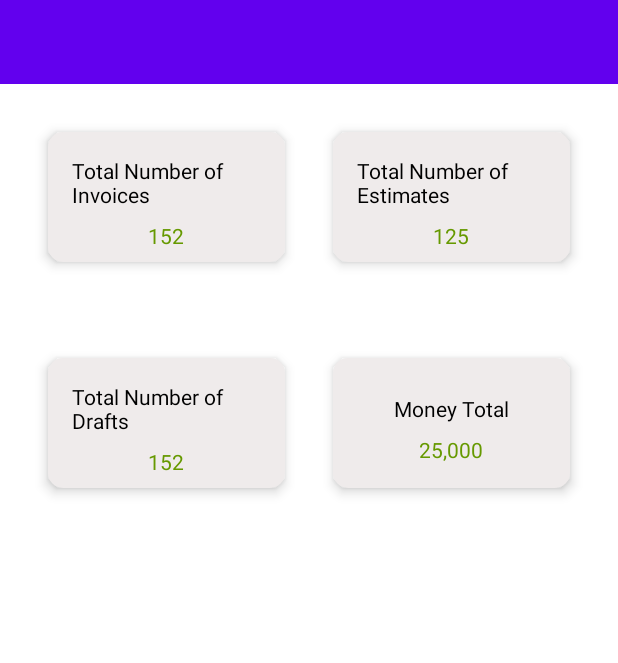
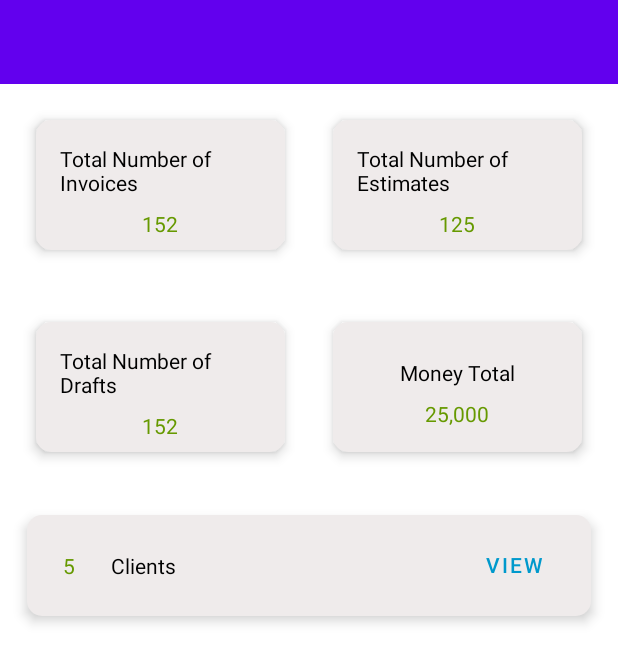
Before and after one commit to MoHussam-865/SmartInvoice, an Android app: the layout fragment_reports_main.xml on its own in the app's theme, with its tools: preview values and no code run, on a phone screen of 412 x 824 dp. Shown: the top 663 px of the screen. Run offline under Robolectric (Android 15) with nearby library versions, the phone set to English and light mode, and no system bars; Roboto replaces fonts that are not available here.

Commit message:
reporting version 2

```diff
--- a/app/build.gradle
+++ b/app/build.gradle
@@ -20,7 +20,12 @@ android {
         testInstrumentationRunner "androidx.test.runner.AndroidJUnitRunner"
     }
 
+    viewBinding {
+        enabled = true
+    }
+
     buildFeatures {
+        dataBinding true
         viewBinding true
     }
 
--- a/app/src/main/java/com/android_a865/estimatescalculator/di/AppModule.kt
+++ b/app/src/main/java/com/android_a865/estimatescalculator/di/AppModule.kt
@@ -19,6 +19,7 @@ import com.android_a865.estimatescalculator.feature_main.domain.use_cases.items_
 import com.android_a865.estimatescalculator.feature_reports.data.repository.ReportRepositoryImpl
 import com.android_a865.estimatescalculator.feature_reports.domain.repository.ReportRepository
 import com.android_a865.estimatescalculator.feature_reports.domain.use_cases.GetInvoiceNumbersUseCase
+import com.android_a865.estimatescalculator.feature_reports.domain.use_cases.GetNumberOfClientsUseCase
 import com.android_a865.estimatescalculator.feature_reports.domain.use_cases.GetTotalMoneyUseCase
 import com.android_a865.estimatescalculator.feature_reports.domain.use_cases.ReportUseCases
 import com.android_a865.estimatescalculator.feature_settings.data.data_source.PreferencesManager
@@ -111,7 +112,8 @@ object AppModule {
     fun provideReportUseCases(repository: ReportRepository): ReportUseCases {
         return ReportUseCases(
             getNumberOf = GetInvoiceNumbersUseCase(repository),
-            getTotalMoney = GetTotalMoneyUseCase(repository)
+            getTotalMoney = GetTotalMoneyUseCase(repository),
+            getNumberOfClients = GetNumberOfClientsUseCase(repository)
         )
     }
 
--- a/app/src/main/java/com/android_a865/estimatescalculator/feature_client/domain/use_cases/GetClientsUseCase.kt
+++ b/app/src/main/java/com/android_a865/estimatescalculator/feature_client/domain/use_cases/GetClientsUseCase.kt
@@ -6,7 +6,6 @@ import com.android_a865.estimatescalculator.feature_client.domain.model.Client
 import com.android_a865.estimatescalculator.feature_client.domain.repository.ClientsRepository
 import kotlinx.coroutines.flow.Flow
 import kotlinx.coroutines.flow.filter
-import kotlinx.coroutines.flow.forEach
 import kotlinx.coroutines.flow.map
 import java.util.*
 
--- a/app/src/main/java/com/android_a865/estimatescalculator/feature_reports/data/dao/ReportingDao.kt
+++ b/app/src/main/java/com/android_a865/estimatescalculator/feature_reports/data/dao/ReportingDao.kt
@@ -17,6 +17,8 @@ interface ReportingDao {
     @Query("SELECT SUM(total) FROM Invoices WHERE type = :invoiceType")
     suspend fun getTotalOf(invoiceType: String): Double
 
+    @Query("SELECT COUNT(DISTINCT clientId) FROM Invoices")
+    suspend fun getNumberOfClients(): Int
 
 
 }
--- a/app/src/main/java/com/android_a865/estimatescalculator/feature_reports/data/repository/ReportRepositoryImpl.kt
+++ b/app/src/main/java/com/android_a865/estimatescalculator/feature_reports/data/repository/ReportRepositoryImpl.kt
@@ -14,4 +14,8 @@ class ReportRepositoryImpl(
     override suspend fun getTotalOf(invoiceType: String): Double {
         return dao.getTotalOf(invoiceType)
     }
+
+    override suspend fun getNumberOfClients(): Int {
+        return dao.getNumberOfClients()
+    }
 }
--- a/app/src/main/java/com/android_a865/estimatescalculator/feature_reports/domain/repository/ReportRepository.kt
+++ b/app/src/main/java/com/android_a865/estimatescalculator/feature_reports/domain/repository/ReportRepository.kt
@@ -6,5 +6,6 @@ interface ReportRepository {
 
     suspend fun getTotalOf(invoiceType: String): Double
 
+    suspend fun getNumberOfClients(): Int
 
 }
--- a/app/src/main/java/com/android_a865/estimatescalculator/feature_reports/domain/use_cases/ReportUseCases.kt
+++ b/app/src/main/java/com/android_a865/estimatescalculator/feature_reports/domain/use_cases/ReportUseCases.kt
@@ -3,4 +3,5 @@ package com.android_a865.estimatescalculator.feature_reports.domain.use_cases
 data class ReportUseCases(
     val getNumberOf: GetInvoiceNumbersUseCase,
     val getTotalMoney: GetTotalMoneyUseCase,
+    val getNumberOfClients: GetNumberOfClientsUseCase,
 )
--- a/app/src/main/res/layout/fragment_reports_main.xml
+++ b/app/src/main/res/layout/fragment_reports_main.xml
@@ -1,12 +1,15 @@
 <?xml version="1.0" encoding="utf-8"?>
-<LinearLayout xmlns:android="http://schemas.android.com/apk/res/android"
+<ScrollView xmlns:android="http://schemas.android.com/apk/res/android"
     xmlns:app="http://schemas.android.com/apk/res-auto"
     xmlns:tools="http://schemas.android.com/tools"
     android:layout_width="match_parent"
     android:layout_height="match_parent"
-    android:orientation="vertical"
-    tools:context=".feature_reports.presentation.main.ReportsMainFragment">
+    tools:context=".feature_reports.presentation.overview.ReportsMainFragment">
 
+    <LinearLayout
+        android:layout_width="match_parent"
+        android:layout_height="wrap_content"
+        android:orientation="vertical">
 
         <androidx.appcompat.widget.Toolbar
             android:id="@+id/mainToolBar"
@@ -17,66 +20,131 @@
             app:popupTheme="@style/ThemeOverlay.AppCompat.Light" />
 
 
+        <!--number of invoices & estimates-->
         <LinearLayout
             android:layout_width="match_parent"
             android:layout_height="wrap_content"
+            android:baselineAligned="false"
             android:orientation="horizontal"
-        android:padding="16dp"
-        android:baselineAligned="false">
+            android:padding="8dp">
 
             <LinearLayout
-            android:orientation="vertical"
                 android:layout_width="0dp"
-            android:layout_weight="1"
-            android:padding="8dp"
-            android:elevation="5dp"
-            android:background="@drawable/rounded_white_background"
                 android:layout_height="match_parent"
                 android:layout_margin="16dp"
-            android:gravity="center">
+                android:layout_weight="1"
+                android:background="@drawable/rounded_white_background"
+                android:elevation="5dp"
+                android:gravity="center"
+                android:orientation="vertical"
+                android:padding="8dp">
 
                 <TextView
                     android:layout_width="wrap_content"
                     android:layout_height="wrap_content"
                     android:padding="8dp"
-                android:textColor="@android:color/black"
-                android:text="Total Number of Invoices"/>
+                    android:text="@string/total_number_of_invoices"
+                    android:textColor="@android:color/black" />
 
                 <TextView
-                android:id="@+id/invoices_number"
+                    android:id="@+id/tv_invoices_number"
                     android:layout_width="wrap_content"
                     android:layout_height="wrap_content"
                     android:textColor="@android:color/holo_green_dark"
-                tools:text="152"/>
+                    tools:text="152" />
 
             </LinearLayout>
 
 
-
             <LinearLayout
+                android:layout_width="0dp"
+                android:layout_height="wrap_content"
+                android:layout_margin="16dp"
+                android:layout_weight="1"
+                android:background="@drawable/rounded_white_background"
+                android:elevation="5dp"
+                android:gravity="center"
                 android:orientation="vertical"
-            android:layout_width="0dp"
-            android:layout_weight="1"
-            android:padding="8dp"
-            android:elevation="5dp"
-            android:background="@drawable/rounded_white_background"
-            android:layout_height="match_parent"
-            android:layout_margin="16dp"
-            android:gravity="center">
+                android:padding="8dp">
 
                 <TextView
                     android:layout_width="wrap_content"
                     android:layout_height="wrap_content"
                     android:padding="8dp"
-                android:textColor="@android:color/black"
-                android:text="Total Number of Estimates"/>
+                    android:text="@string/total_number_of_estimates"
+                    android:textColor="@android:color/black" />
 
                 <TextView
-                android:id="@+id/estimates_number"
+                    android:id="@+id/tv_estimates_number"
                     android:layout_width="wrap_content"
                     android:layout_height="wrap_content"
                     android:textColor="@android:color/holo_green_dark"
-                tools:text="125"/>
+                    tools:text="125" />
+
+            </LinearLayout>
+
+
+        </LinearLayout>
+
+        <!--number of drafts & total money-->
+        <LinearLayout
+            android:layout_width="match_parent"
+            android:layout_height="wrap_content"
+            android:baselineAligned="false"
+            android:orientation="horizontal"
+            android:padding="8dp">
+
+            <LinearLayout
+                android:layout_width="0dp"
+                android:layout_height="match_parent"
+                android:layout_margin="16dp"
+                android:layout_weight="1"
+                android:background="@drawable/rounded_white_background"
+                android:elevation="5dp"
+                android:gravity="center"
+                android:orientation="vertical"
+                android:padding="8dp">
+
+                <TextView
+                    android:layout_width="wrap_content"
+                    android:layout_height="wrap_content"
+                    android:padding="8dp"
+                    android:text="@string/total_number_of_drafts"
+                    android:textColor="@android:color/black" />
+
+                <TextView
+                    android:id="@+id/tv_draft_number"
+                    android:layout_width="wrap_content"
+                    android:layout_height="wrap_content"
+                    android:textColor="@android:color/holo_green_dark"
+                    tools:text="152" />
+
+            </LinearLayout>
+
+            <LinearLayout
+                android:layout_width="0dp"
+                android:layout_height="match_parent"
+                android:layout_margin="16dp"
+                android:layout_weight="1"
+                android:background="@drawable/rounded_white_background"
+                android:elevation="5dp"
+                android:gravity="center"
+                android:orientation="vertical"
+                android:padding="8dp">
+
+                <TextView
+                    android:layout_width="wrap_content"
+                    android:layout_height="wrap_content"
+                    android:padding="8dp"
+                    android:text="@string/money_total"
+                    android:textColor="@android:color/black" />
+
+                <TextView
+                    android:id="@+id/tv_total_money"
+                    android:layout_width="wrap_content"
+                    android:layout_height="wrap_content"
+                    android:textColor="@android:color/holo_green_dark"
+                    tools:text="25,000" />
 
             </LinearLayout>
 
@@ -84,63 +152,42 @@
         </LinearLayout>
 
 
+        <!--clients number-->
         <LinearLayout
             android:layout_width="match_parent"
             android:layout_height="wrap_content"
+            android:layout_margin="18dp"
+            android:background="@drawable/rounded_white_background"
+            android:elevation="5dp"
+            android:gravity="center_vertical"
+            android:orientation="horizontal"
+            android:padding="8dp">
+
+
+            <TextView
+                android:id="@+id/tv_clients_number"
+                android:layout_width="wrap_content"
+                android:layout_height="wrap_content"
                 android:padding="16dp"
-        android:orientation="horizontal">
+                android:textColor="@android:color/holo_green_dark"
+                tools:text="5" />
 
-        <LinearLayout
-            android:orientation="vertical"
+            <TextView
                 android:layout_width="0dp"
+                android:layout_height="wrap_content"
                 android:layout_weight="1"
                 android:padding="8dp"
-            android:elevation="5dp"
-            android:background="@drawable/rounded_white_background"
-            android:layout_height="match_parent"
-            android:layout_margin="16dp"
-            android:gravity="center">
+                android:text="@string/clients"
+                android:textColor="@android:color/black" />
 
-            <TextView
+            <Button
+                android:id="@+id/btn_view_clients"
                 android:layout_width="wrap_content"
                 android:layout_height="wrap_content"
-                android:padding="8dp"
-                android:textColor="@android:color/black"
-                android:text="Total Number of Drafts"/>
+                android:background="@android:color/transparent"
+                android:text="@string/view"
+                android:textColor="@android:color/holo_blue_dark" />
 
-            <TextView
-                android:id="@+id/draft_number"
-                android:layout_width="wrap_content"
-                android:layout_height="wrap_content"
-                android:textColor="@android:color/holo_green_dark"
-                tools:text="152"/>
-
-        </LinearLayout>
-
-        <LinearLayout
-            android:orientation="vertical"
-            android:layout_width="0dp"
-            android:layout_weight="1"
-            android:padding="8dp"
-            android:elevation="5dp"
-            android:background="@drawable/rounded_white_background"
-            android:layout_height="match_parent"
-            android:layout_margin="16dp"
-            android:gravity="center">
-
-            <TextView
-                android:layout_width="wrap_content"
-                android:layout_height="wrap_content"
-                android:padding="8dp"
-                android:textColor="@android:color/black"
-                android:text="Money Total"/>
-
-            <TextView
-                android:id="@+id/total_money"
-                android:layout_width="wrap_content"
-                android:layout_height="wrap_content"
-                android:textColor="@android:color/holo_green_dark"
-                tools:text="25,000"/>
 
         </LinearLayout>
 
@@ -148,4 +195,4 @@
     </LinearLayout>
 
 
-</LinearLayout>
+</ScrollView>
--- a/app/src/main/res/values/strings.xml
+++ b/app/src/main/res/values/strings.xml
@@ -74,5 +74,9 @@
     <string name="yearly_features">Save more than 25%</string>
     <string name="search">Search</string>
     <string name="filter">Filter</string>
+    <string name="total_number_of_drafts" translatable="false">Total Number of Drafts</string>
+    <string name="total_number_of_invoices" translatable="false">Total Number of Invoices</string>
+    <string name="money_total" translatable="false">Money Total</string>
+    <string name="total_number_of_estimates" translatable="false">Total Number of Estimates</string>
 
 </resources>
```
Also changed, not shown: app/src/main/java/com/android_a865/estimatescalculator/feature_in_app/domain/model/Security.java (+2 -5 lines), app/src/main/java/com/android_a865/estimatescalculator/feature_reports/domain/use_cases/GetNumberOfClientsUseCase.kt (added, +12 -0 lines), app/src/main/java/com/android_a865/estimatescalculator/feature_reports/presentation/main/ReportsMainFragment.kt (deleted, +0 -38 lines), app/src/main/java/com/android_a865/estimatescalculator/feature_reports/presentation/main/ReportsViewModel.kt (deleted, +0 -29 lines), app/src/main/java/com/android_a865/estimatescalculator/feature_reports/presentation/overview/ReportsMainFragment.kt (added, +62 -0 lines), app/src/main/java/com/android_a865/estimatescalculator/feature_reports/presentation/overview/ReportsViewModel.kt (added, +53 -0 lines), app/src/main/java/com/android_a865/estimatescalculator/feature_reports/presentation/report_list/FragmentReportList.kt (added, +24 -0 lines), app/src/main/res/layout/fragment_report_list.xml (added, +27 -0 lines), app/src/main/res/navigation/nav_graph.xml (+8 -3 lines), 1 other file. Lines whose indentation alone changed are shown as unchanged.
